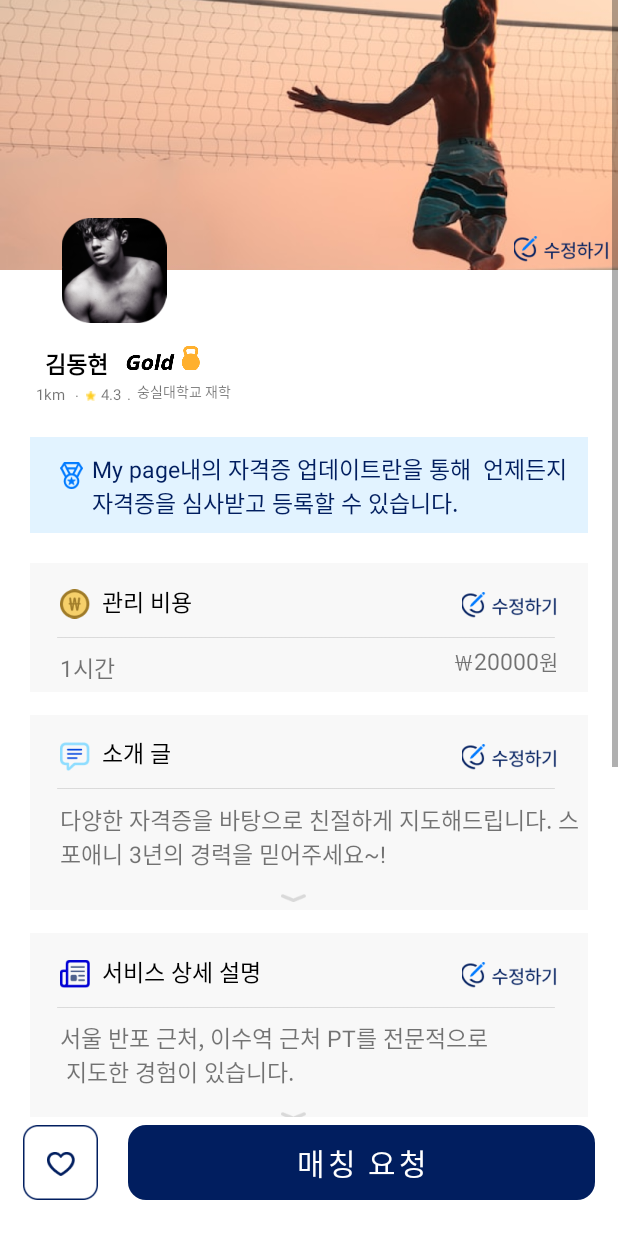
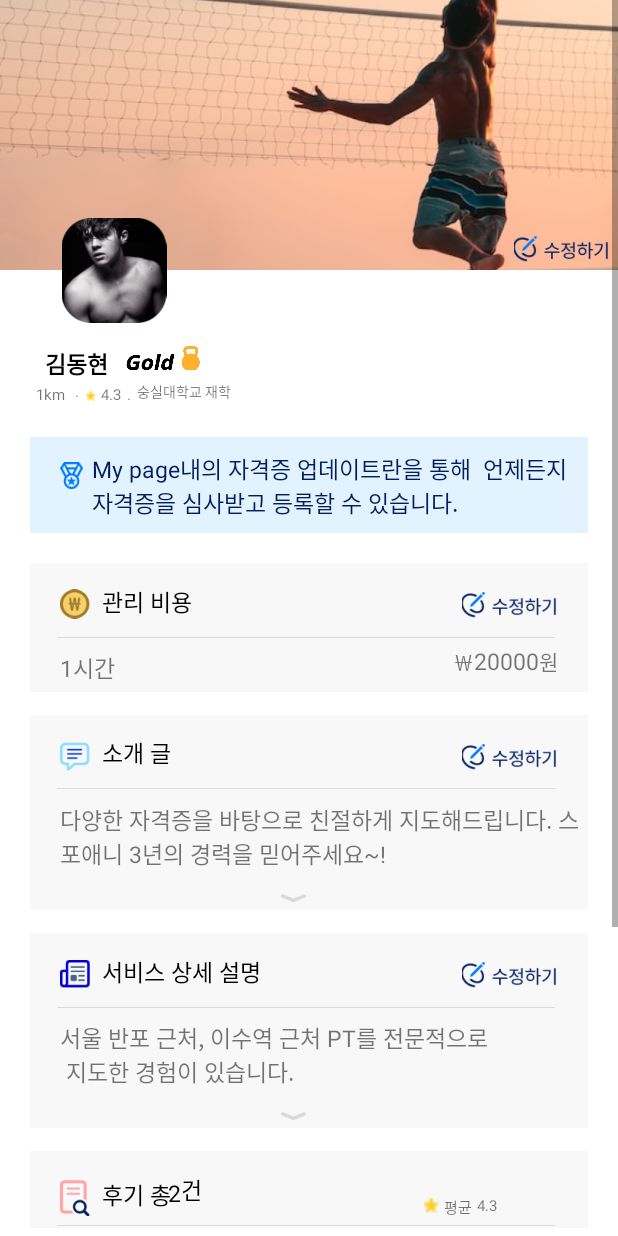
Before and after one commit to FIT-I/FIT-I-Android-Trainer, an Android app: the ProfileActivity screen opened directly, with no data from a screen before it, on a phone screen of 412 x 824 dp. Run offline under Robolectric (Android 15) with nearby library versions, the phone set to English and light mode, and no system bars; network calls fail.

Commit message:
fix : 요청하기 버튼 제거 #14

```diff
--- a/app/src/main/res/layout/activity_profile.xml
+++ b/app/src/main/res/layout/activity_profile.xml
@@ -10,7 +10,7 @@
         android:layout_height="0dp"
         android:layout_marginBottom="5dp"
         android:fillViewport="true"
-        app:layout_constraintBottom_toTopOf="@+id/iv_heartbtn_border"
+        app:layout_constraintBottom_toBottomOf="parent"
         app:layout_constraintEnd_toEndOf="parent"
         app:layout_constraintHorizontal_bias="1.0"
         app:layout_constraintStart_toStartOf="parent"
@@ -607,11 +607,10 @@
                 android:id="@+id/btn_modify_pic"
                 android:layout_width="64dp"
                 android:layout_height="17dp"
-                android:layout_marginStart="152dp"
                 android:layout_marginTop="15dp"
                 android:background="@android:color/transparent"
                 android:scaleType="centerCrop"
-                app:layout_constraintStart_toEndOf="@+id/tv_pic_title"
+                app:layout_constraintStart_toStartOf="@+id/btn_modify_service"
                 app:layout_constraintTop_toBottomOf="@+id/tv_review1"
                 app:srcCompat="@drawable/ic_modify"
                 tools:ignore="TouchTargetSizeCheck" />
@@ -680,57 +679,4 @@
         </androidx.constraintlayout.widget.ConstraintLayout>
     </ScrollView>
 
-    <ImageView
-        android:id="@+id/iv_heartbtn_border"
-        android:layout_width="50dp"
-        android:layout_height="50dp"
-        android:layout_alignParentStart="true"
-        android:layout_alignParentTop="true"
-        android:layout_alignParentEnd="true"
-        android:layout_alignParentBottom="true"
-        android:layout_marginStart="15dp"
-        android:layout_marginEnd="10dp"
-        android:layout_marginBottom="24dp"
-        app:background="@android:color/transparent"
-        app:layout_constraintBottom_toBottomOf="parent"
-        app:layout_constraintEnd_toStartOf="@+id/btn_match_request"
-        app:layout_constraintStart_toStartOf="parent"
-        app:srcCompat="@drawable/ic_button_border" />
-
-    <CheckBox
-        android:id="@+id/btn_heart"
-        android:layout_width="0dp"
-        android:layout_height="0dp"
-        android:layout_marginStart="16dp"
-        android:layout_marginTop="18dp"
-        android:layout_marginEnd="15dp"
-        android:layout_marginBottom="16dp"
-        android:background="@drawable/ic_heart"
-        android:button="@android:color/transparent"
-        android:scaleType="center"
-        app:layout_constraintBottom_toBottomOf="@+id/iv_heartbtn_border"
-        app:layout_constraintEnd_toEndOf="@+id/iv_heartbtn_border"
-        app:layout_constraintStart_toStartOf="@+id/iv_heartbtn_border"
-        app:layout_constraintTop_toTopOf="@+id/iv_heartbtn_border"
-        app:layout_constraintVertical_bias="0.0"
-        tools:ignore="SpeakableTextPresentCheck,TouchTargetSizeCheck" />
-
-    <Button
-        android:id="@+id/btn_match_request"
-        android:layout_width="0dp"
-        android:layout_height="50dp"
-        android:layout_alignParentEnd="true"
-        android:layout_alignParentBottom="true"
-        android:layout_marginStart="10dp"
-        android:layout_marginEnd="15dp"
-        android:layout_marginBottom="24dp"
-        android:background="@drawable/round_button"
-        android:backgroundTint="@color/main"
-        android:text="@string/match_request"
-        android:textColor="@color/white"
-        android:textSize="20dp"
-        app:layout_constraintBottom_toBottomOf="parent"
-        app:layout_constraintEnd_toEndOf="parent"
-        app:layout_constraintStart_toEndOf="@+id/iv_heartbtn_border" />
-
 </androidx.constraintlayout.widget.ConstraintLayout>
```
